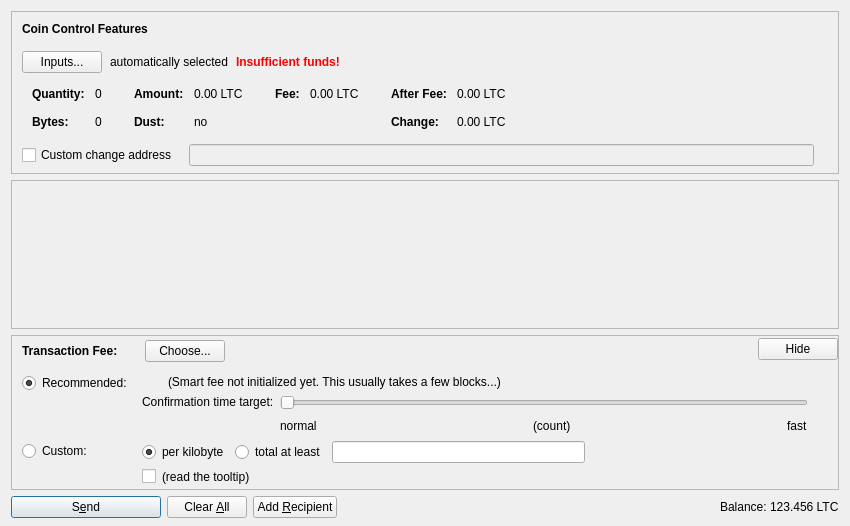
The window that src/qt/forms/sendcoinsdialog.ui (ShorelineCrypto/nengcoin) describes before a commit, drawn with Qt 5.
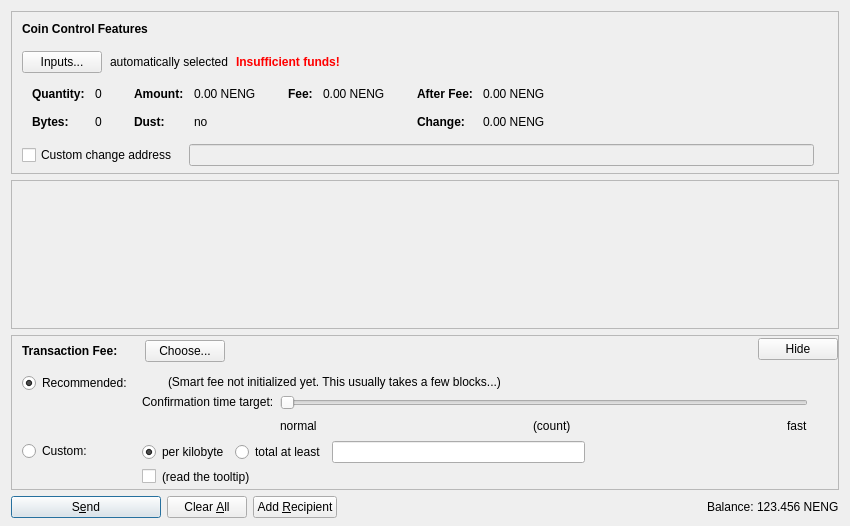
The same window after the commit. Icons and pictures are not drawn. Custom widgets are drawn as their Qt base class.

```diff
--- a/src/qt/forms/sendcoinsdialog.ui
+++ b/src/qt/forms/sendcoinsdialog.ui
@@ -324,7 +324,7 @@
                   <enum>Qt::ActionsContextMenu</enum>
                  </property>
                  <property name="text">
-                  <string notr="true">0.00 LTC</string>
+                  <string notr="true">0.00 NENG</string>
                  </property>
                  <property name="textInteractionFlags">
                   <set>Qt::LinksAccessibleByMouse|Qt::TextSelectableByKeyboard|Qt::TextSelectableByMouse</set>
@@ -404,7 +404,7 @@
                   <enum>Qt::ActionsContextMenu</enum>
                  </property>
                  <property name="text">
-                  <string notr="true">0.00 LTC</string>
+                  <string notr="true">0.00 NENG</string>
                  </property>
                  <property name="textInteractionFlags">
                   <set>Qt::LinksAccessibleByMouse|Qt::TextSelectableByKeyboard|Qt::TextSelectableByMouse</set>
@@ -455,7 +455,7 @@
                   <enum>Qt::ActionsContextMenu</enum>
                  </property>
                  <property name="text">
-                  <string notr="true">0.00 LTC</string>
+                  <string notr="true">0.00 NENG</string>
                  </property>
                  <property name="textInteractionFlags">
                   <set>Qt::LinksAccessibleByMouse|Qt::TextSelectableByKeyboard|Qt::TextSelectableByMouse</set>
@@ -484,7 +484,7 @@
                   <enum>Qt::ActionsContextMenu</enum>
                  </property>
                  <property name="text">
-                  <string notr="true">0.00 LTC</string>
+                  <string notr="true">0.00 NENG</string>
                  </property>
                  <property name="textInteractionFlags">
                   <set>Qt::LinksAccessibleByMouse|Qt::TextSelectableByKeyboard|Qt::TextSelectableByMouse</set>
@@ -1290,7 +1290,7 @@
           <cursorShape>IBeamCursor</cursorShape>
          </property>
          <property name="text">
-          <string notr="true">123.456 LTC</string>
+          <string notr="true">123.456 NENG</string>
          </property>
          <property name="textInteractionFlags">
           <set>Qt::LinksAccessibleByMouse|Qt::TextSelectableByKeyboard|Qt::TextSelectableByMouse</set>
```
Left out of the diff: 4 changed lines with no effect on the pictures.
